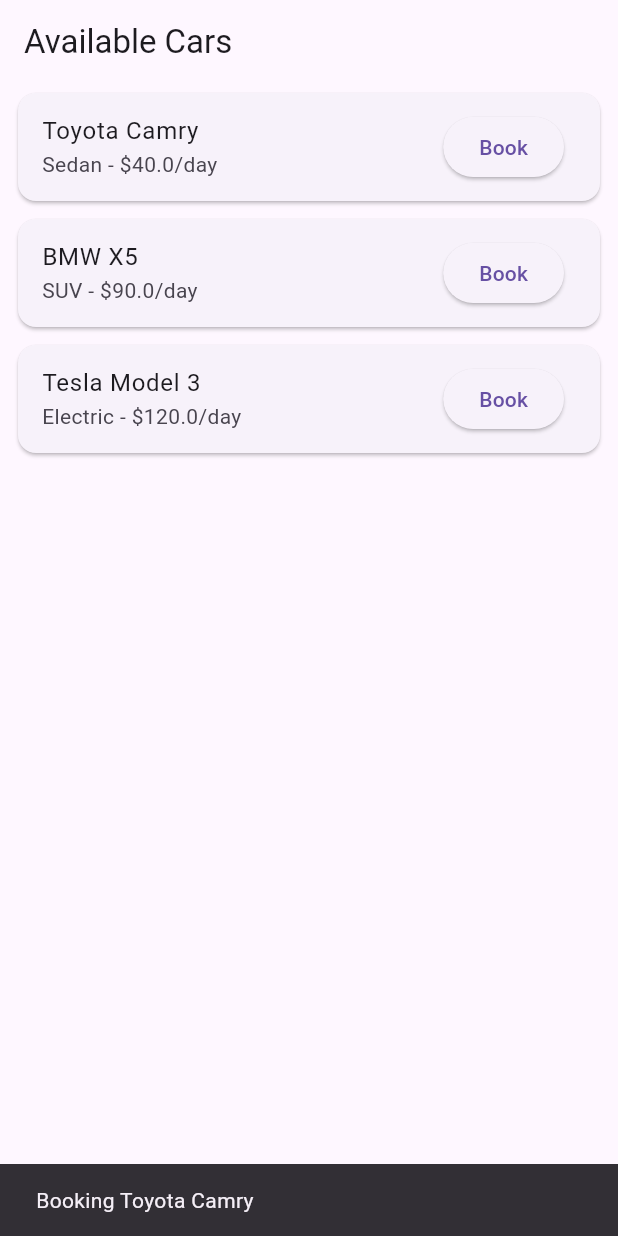
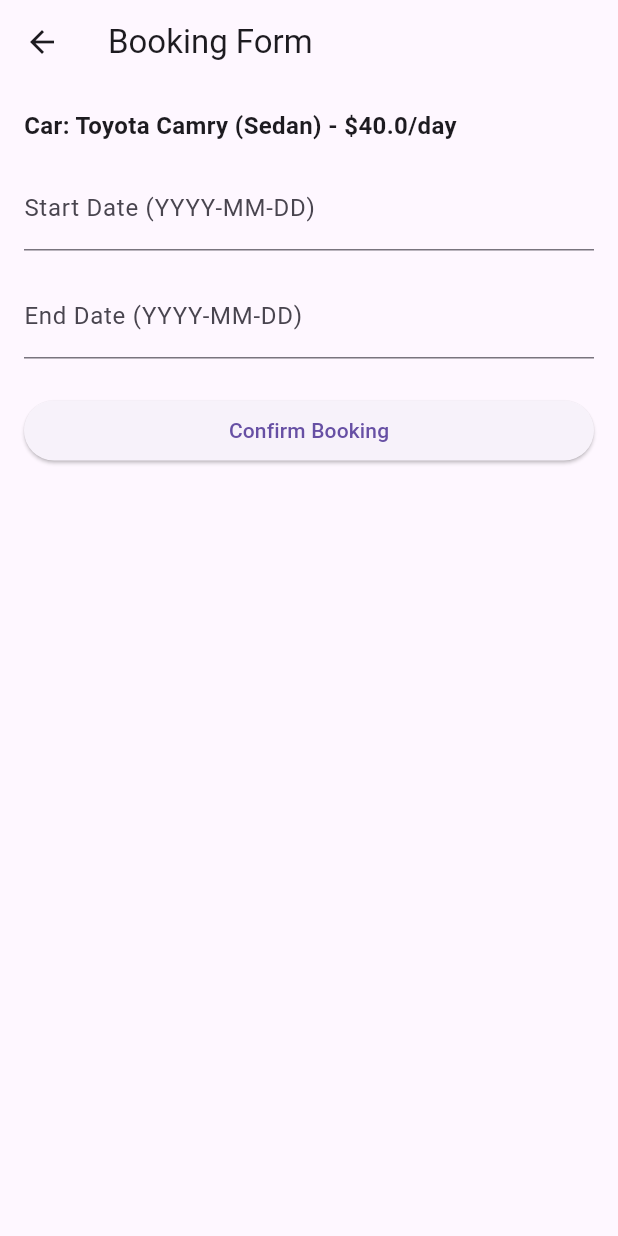
Before and after one commit to msnthr0pe/car_rental_app, a Flutter app: the screen it shows after launch, after a tap on "Book", on a phone screen of 412 x 824 dp. Run offline on Flutter 3.47's test engine with Material 3 defaults, Android fonts, the phone set to English and light mode, and no system bars.

Commit message:
Booking form screen

```diff
--- /dev/null
+++ b/lib/features/bookings/screens/booking_form_screen.dart
@@ -0,0 +1,96 @@
+import 'package:flutter/material.dart';
+import '../../cars/models/car_model.dart';
+
+class BookingFormScreen extends StatefulWidget {
+  final CarModel car;
+
+  const BookingFormScreen({super.key, required this.car});
+
+  @override
+  _BookingFormScreenState createState() => _BookingFormScreenState();
+}
+
+class _BookingFormScreenState extends State<BookingFormScreen> {
+  final _formKey = GlobalKey<FormState>();
+  final TextEditingController _startDateController = TextEditingController();
+  final TextEditingController _endDateController = TextEditingController();
+
+  @override
+  void dispose() {
+    _startDateController.dispose();
+    _endDateController.dispose();
+    super.dispose();
+  }
+
+  void _onConfirmTap() {
+    if (_formKey.currentState!.validate()) {
+      ScaffoldMessenger.of(context).showSnackBar(
+        SnackBar(
+          content: Text('Booking confirmed for ${widget.car.name}'),
+        ),
+      );
+      Navigator.pop(context);
+    }
+  }
+
+  @override
+  Widget build(BuildContext context) {
+    return Scaffold(
+      appBar: AppBar(
+        title: const Text('Booking Form'),
+      ),
+      body: Padding(
+        padding: const EdgeInsets.all(16.0),
+        child: Form(
+          key: _formKey,
+          child: Column(
+            crossAxisAlignment: CrossAxisAlignment.stretch,
+            children: [
+              Text(
+                'Car: ${widget.car.name} (${widget.car.type}) - \$${widget.car.pricePerDay}/day',
+                style: const TextStyle(
+                  fontWeight: FontWeight.bold,
+                  fontSize: 16,
+                ),
+              ),
+              const SizedBox(height: 16),
+
+              TextFormField(
+                controller: _startDateController,
+                decoration: const InputDecoration(
+                  labelText: 'Start Date (YYYY-MM-DD)',
+                ),
+                validator: (value) {
+                  if (value == null || value.isEmpty) {
+                    return 'Please enter start date';
+                  }
+                  return null;
+                },
+              ),
+              const SizedBox(height: 16),
+
+              TextFormField(
+                controller: _endDateController,
+                decoration: const InputDecoration(
+                  labelText: 'End Date (YYYY-MM-DD)',
+                ),
+                validator: (value) {
+                  if (value == null || value.isEmpty) {
+                    return 'Please enter end date';
+                  }
+                  return null;
+                },
+              ),
+              const SizedBox(height: 24),
+
+              ElevatedButton(
+                onPressed: _onConfirmTap,
+                child: const Text('Confirm Booking'),
+              ),
+            ],
+          ),
+        ),
+      ),
+    );
+  }
+}
--- a/lib/features/cars/screens/cars_list_screen.dart
+++ b/lib/features/cars/screens/cars_list_screen.dart
@@ -1,6 +1,7 @@
 import 'package:flutter/material.dart';
 import '../models/car_model.dart';
 import '../cars_repository.dart';
+import 'package:car_rental_app/features/bookings/screens/booking_form_screen.dart';
 
 class CarsListScreen extends StatelessWidget {
   final CarsRepository repository = CarsRepository();
@@ -18,8 +19,11 @@ class CarsListScreen extends StatelessWidget {
       body: CarsListView(
         cars: cars,
         onBookTap: (car) {
-          ScaffoldMessenger.of(context).showSnackBar(
-            SnackBar(content: Text('Booking ${car.name}')),
+          Navigator.push(
+            context,
+            MaterialPageRoute(
+              builder: (context) => BookingFormScreen(car: car),
+            ),
           );
         },
       ),
--- a/lib/main.dart
+++ b/lib/main.dart
@@ -1,6 +1,19 @@
 import 'package:flutter/material.dart';
-import 'app.dart';
+import 'features/cars/screens/cars_list_screen.dart';
 
 void main() {
-  runApp(CarRentalApp());
+  runApp(const MyApp());
 }
+
+class MyApp extends StatelessWidget {
+  const MyApp({super.key});
+
+  @override
+  Widget build(BuildContext context) {
+    return MaterialApp(
+      title: 'Car Rental App',
+      theme: ThemeData(primarySwatch: Colors.blue),
+      home: CarsListScreen(),
+    );
+  }
+}
```
